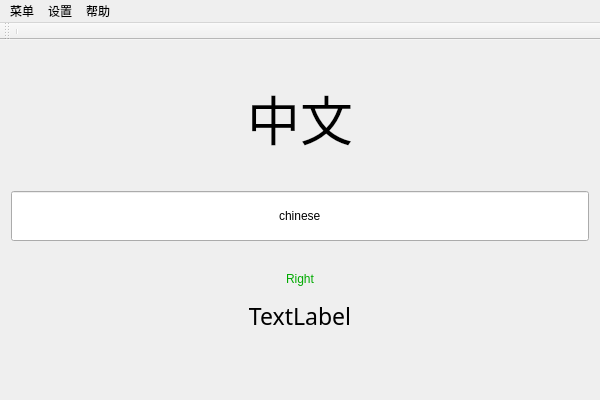
Before: the Qt Designer form EnglishTyping/englishtyping.ui in yangsir60/EnglishTyping, drawn with Qt 5.
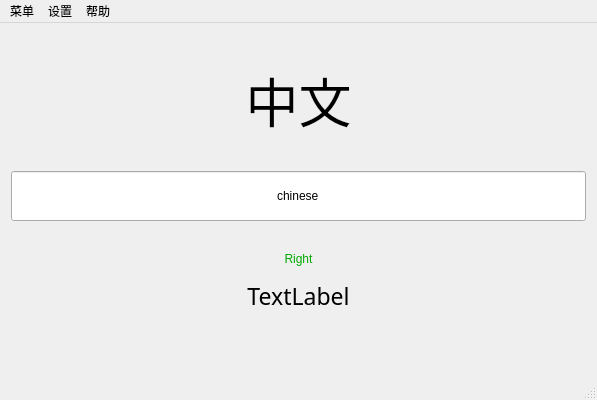
After: the same form once the commit is applied.

Commit message: 在软件左下角添加了文件名信息

The edit to the form file:
```diff
--- a/EnglishTyping/englishtyping.ui
+++ b/EnglishTyping/englishtyping.ui
@@ -6,7 +6,7 @@
    <rect>
     <x>0</x>
     <y>0</y>
-    <width>600</width>
+    <width>597</width>
     <height>400</height>
    </rect>
   </property>
@@ -138,7 +138,7 @@
     <rect>
      <x>0</x>
      <y>0</y>
-     <width>600</width>
+     <width>597</width>
      <height>23</height>
     </rect>
    </property>
@@ -164,15 +164,7 @@
    <addaction name="menu_2"/>
    <addaction name="menu_3"/>
   </widget>
-  <widget class="QToolBar" name="mainToolBar">
-   <attribute name="toolBarArea">
-    <enum>TopToolBarArea</enum>
-   </attribute>
-   <attribute name="toolBarBreak">
-    <bool>false</bool>
-   </attribute>
-   <addaction name="separator"/>
-  </widget>
+  <widget class="QStatusBar" name="statusBar"/>
   <action name="action_json">
    <property name="text">
     <string>导入json单词文件</string>
```
The commit also changes 2 other files.
